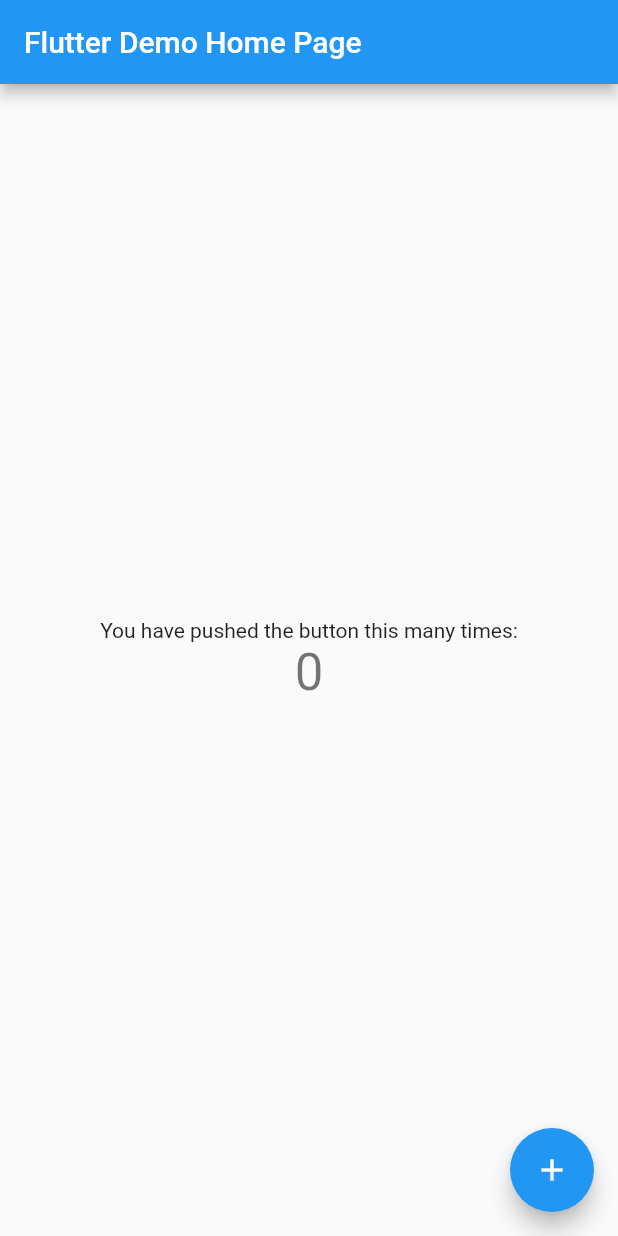
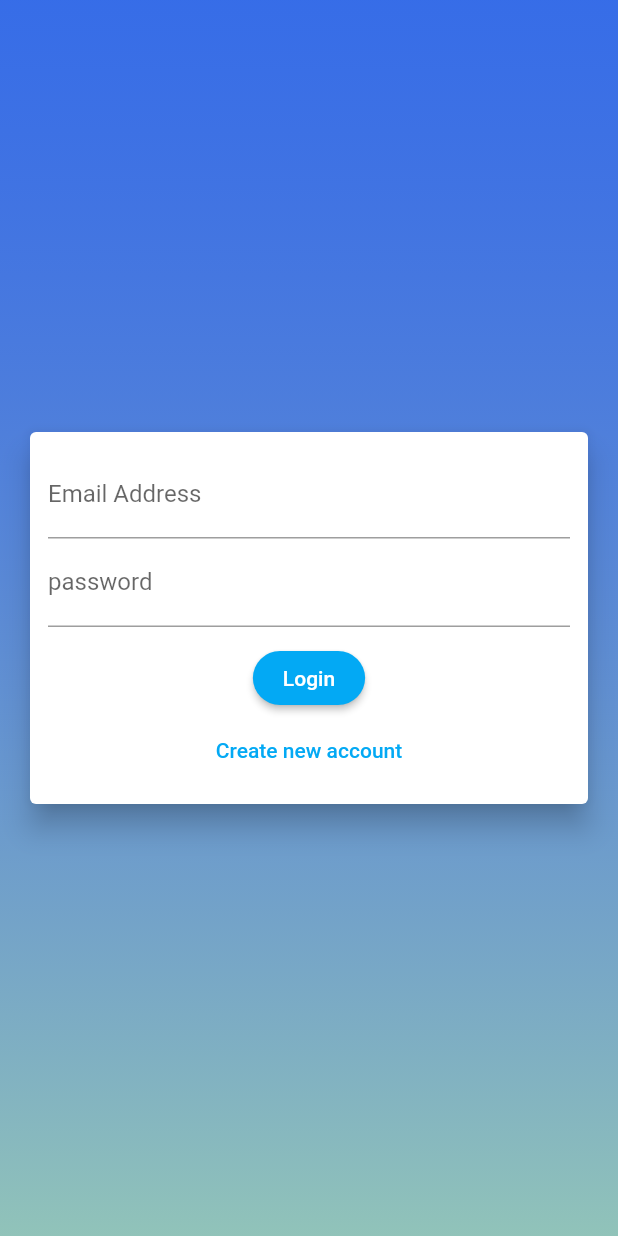
Before and after one commit to Abitdavy/flutter_chat_app, a Flutter app: the screen it shows after launch, on a phone screen of 412 x 824 dp. Run offline on Flutter 3.47's test engine with Material 2 defaults, Android fonts, the phone set to English and light mode, and no system bars; our stand-ins replace cloud_firestore, firebase_auth, firebase_core, firebase_storage, image_picker; accounts and stored records are empty.

Commit message:
second commit

```diff
--- a/lib/main.dart
+++ b/lib/main.dart
@@ -1,6 +1,12 @@
+import 'package:chat_app/screen/auth_screen.dart';
+import 'package:chat_app/screen/chat_screen.dart';
+import 'package:firebase_auth/firebase_auth.dart';
+import 'package:firebase_core/firebase_core.dart';
 import 'package:flutter/material.dart';
 
-void main() {
+void main() async {
+  WidgetsFlutterBinding.ensureInitialized();
+  await Firebase.initializeApp();
   runApp(const MyApp());
 }
 
@@ -11,105 +17,36 @@ class MyApp extends StatelessWidget {
   @override
   Widget build(BuildContext context) {
     return MaterialApp(
-      title: 'Flutter Demo',
+      debugShowCheckedModeBanner: false,
+      title: 'Flutter Chat App',
       theme: ThemeData(
-        // This is the theme of your application.
-        //
-        // Try running your application with "flutter run". You'll see the
-        // application has a blue toolbar. Then, without quitting the app, try
-        // changing the primarySwatch below to Colors.green and then invoke
-        // "hot reload" (press "r" in the console where you ran "flutter run",
-        // or simply save your changes to "hot reload" in a Flutter IDE).
-        // Notice that the counter didn't reset back to zero; the application
-        // is not restarted.
-        primarySwatch: Colors.blue,
+          backgroundColor: Colors.lightBlue,
+          colorScheme:
+              ColorScheme.fromSwatch(primarySwatch: Colors.lightBlue).copyWith(
+            secondary: Colors.deepPurple,
+          ),
+          elevatedButtonTheme: ElevatedButtonThemeData(
+            style: ElevatedButton.styleFrom(
+              padding: EdgeInsets.symmetric(horizontal: 20),
+              backgroundColor: Colors.lightBlue,
+              foregroundColor: Colors.white,
+              shape: RoundedRectangleBorder(
+                borderRadius: BorderRadius.circular(20),
+              ),
+            ),
+          ),
+          textButtonTheme: TextButtonThemeData(
+            style: TextButton.styleFrom(foregroundColor: Colors.lightBlue),
+          )),
+      home: StreamBuilder(
+        builder: (context, snapshot) {
+          if (snapshot.hasData) {
+            return ChatScreen();
+          }
+          return AuthScreen();
+        },
+        stream: FirebaseAuth.instance.authStateChanges(),
       ),
-      home: const MyHomePage(title: 'Flutter Demo Home Page'),
     );
   }
 }
-
-class MyHomePage extends StatefulWidget {
-  const MyHomePage({super.key, required this.title});
-
-  // This widget is the home page of your application. It is stateful, meaning
-  // that it has a State object (defined below) that contains fields that affect
-  // how it looks.
-
-  // This class is the configuration for the state. It holds the values (in this
-  // case the title) provided by the parent (in this case the App widget) and
-  // used by the build method of the State. Fields in a Widget subclass are
-  // always marked "final".
-
-  final String title;
-
-  @override
-  State<MyHomePage> createState() => _MyHomePageState();
-}
-
-class _MyHomePageState extends State<MyHomePage> {
-  int _counter = 0;
-
-  void _incrementCounter() {
-    setState(() {
-      // This call to setState tells the Flutter framework that something has
-      // changed in this State, which causes it to rerun the build method below
-      // so that the display can reflect the updated values. If we changed
-      // _counter without calling setState(), then the build method would not be
-      // called again, and so nothing would appear to happen.
-      _counter++;
-    });
-  }
-
-  @override
-  Widget build(BuildContext context) {
-    // This method is rerun every time setState is called, for instance as done
-    // by the _incrementCounter method above.
-    //
-    // The Flutter framework has been optimized to make rerunning build methods
-    // fast, so that you can just rebuild anything that needs updating rather
-    // than having to individually change instances of widgets.
-    return Scaffold(
-      appBar: AppBar(
-        // Here we take the value from the MyHomePage object that was created by
-        // the App.build method, and use it to set our appbar title.
-        title: Text(widget.title),
-      ),
-      body: Center(
-        // Center is a layout widget. It takes a single child and positions it
-        // in the middle of the parent.
-        child: Column(
-          // Column is also a layout widget. It takes a list of children and
-          // arranges them vertically. By default, it sizes itself to fit its
-          // children horizontally, and tries to be as tall as its parent.
-          //
-          // Invoke "debug painting" (press "p" in the console, choose the
-          // "Toggle Debug Paint" action from the Flutter Inspector in Android
-          // Studio, or the "Toggle Debug Paint" command in Visual Studio Code)
-          // to see the wireframe for each widget.
-          //
-          // Column has various properties to control how it sizes itself and
-          // how it positions its children. Here we use mainAxisAlignment to
-          // center the children vertically; the main axis here is the vertical
-          // axis because Columns are vertical (the cross axis would be
-          // horizontal).
-          mainAxisAlignment: MainAxisAlignment.center,
-          children: <Widget>[
-            const Text(
-              'You have pushed the button this many times:',
-            ),
-            Text(
-              '$_counter',
-              style: Theme.of(context).textTheme.headline4,
-            ),
-          ],
-        ),
-      ),
-      floatingActionButton: FloatingActionButton(
-        onPressed: _incrementCounter,
-        tooltip: 'Increment',
-        child: const Icon(Icons.add),
-      ), // This trailing comma makes auto-formatting nicer for build methods.
-    );
-  }
-}
--- /dev/null
+++ b/lib/screen/auth_screen.dart
@@ -0,0 +1,88 @@
+import 'dart:io';
+
+import 'package:chat_app/widgets/auth/auth_screen_widget.dart';
+import 'package:cloud_firestore/cloud_firestore.dart';
+import 'package:firebase_auth/firebase_auth.dart';
+import 'package:firebase_core/firebase_core.dart';
+import 'package:firebase_storage/firebase_storage.dart';
+import 'package:flutter/material.dart';
+
+class AuthScreen extends StatefulWidget {
+  @override
+  State<AuthScreen> createState() => _AuthScreenState();
+}
+
+class _AuthScreenState extends State<AuthScreen> {
+  final _auth = FirebaseAuth.instance;
+
+  void _submitForm(
+    String email,
+    String password,
+    String username,
+    bool isLogin,
+    File pickedImage,
+  ) async {
+    UserCredential authResult;
+    try {
+      if (isLogin) {
+        authResult = await _auth.signInWithEmailAndPassword(
+          email: email,
+          password: password,
+        );
+      } else {
+        authResult = await _auth.createUserWithEmailAndPassword(
+          email: email,
+          password: password,
+        );
+
+        final ref = FirebaseStorage.instance
+            .ref()
+            .child('user_image')
+            .child(authResult.user!.uid + '.jpg');
+
+        await ref.putFile(pickedImage).whenComplete(() async {
+          final url = await ref.getDownloadURL();
+
+          await FirebaseFirestore.instance
+              .collection('Users')
+              .doc(authResult.user!.uid)
+              .set({
+            'username': username,
+            'email': email,
+            'imageUrl': url,
+          });
+        });
+      }
+    } on FirebaseAuthException catch (error) {
+      String? errorMessage = 'An error occured, please check your credentials!';
+      if (errorMessage != null) {
+        errorMessage = error.message;
+      }
+
+      showDialog(
+        context: context,
+        builder: (context) => AlertDialog(
+          content: Text(errorMessage!),
+          actions: [
+            ElevatedButton(
+              onPressed: () {
+                Navigator.of(context).pop();
+              },
+              child: Text('Okay'),
+            ),
+          ],
+        ),
+      );
+    } catch (error) {
+      print(error);
+    }
+  }
+
+  @override
+  Widget build(BuildContext context) {
+    return Scaffold(
+      backgroundColor: Theme.of(context).primaryColor,
+      body: AuthScreenWidget(_submitForm),
+    );
+  }
+}
--- /dev/null
+++ b/lib/widgets/auth/auth_screen_widget.dart
@@ -0,0 +1,198 @@
+// ignore_for_file: deprecated_member_use
+
+import 'dart:io';
+
+import 'package:chat_app/widgets/img_pickers/img_pickers.dart';
+import 'package:flutter/material.dart';
+
+class AuthScreenWidget extends StatefulWidget {
+  final Function(
+    String email,
+    String username,
+    String password,
+    bool isLogin,
+    File pickedImage,
+  ) submitForm;
+
+  AuthScreenWidget(this.submitForm);
+
+  @override
+  State<AuthScreenWidget> createState() => _AuthScreenWidgetState();
+}
+
+class _AuthScreenWidgetState extends State<AuthScreenWidget> {
+  final _formKey = GlobalKey<FormState>();
+  var _isLogin = true;
+  var _showSpinner = false;
+  String? _userEmail = '';
+  String? _userName = '';
+  String? _userPassword = '';
+  File? _userImageFile;
+
+  void _pickedImage(File image) {
+    _userImageFile = image;
+  }
+
+  void _trySubmit() async {
+    final isValid = _formKey.currentState!.validate();
+    FocusScope.of(context).unfocus();
+
+    if (_userImageFile == null && !_isLogin) {
+      ScaffoldMessenger.of(context).showSnackBar(
+        SnackBar(
+          content: Text('Please pick an image'),
+          backgroundColor: Theme.of(context).errorColor,
+        ),
+      );
+      return;
+    }
+
+    if (isValid) {
+      _formKey.currentState!.save();
+      setState(() {
+        _showSpinner = true;
+      });
+      await widget.submitForm(
+        _userEmail!.trim(),
+        _userPassword!.trim(),
+        _userName!.trim(),
+        _isLogin,
+        _userImageFile!,
+      );
+      setState(() {
+        _showSpinner = false;
+      });
+    }
+  }
+
+  @override
+  Widget build(BuildContext context) {
+    return Stack(
+      children: [
+        Container(
+          decoration: BoxDecoration(
+            gradient: LinearGradient(
+              colors: [
+                const Color.fromARGB(255, 76, 68, 220).withOpacity(0.5),
+                const Color.fromARGB(255, 157, 200, 179).withOpacity(0.9),
+              ],
+              begin: Alignment.topCenter,
+              end: Alignment.bottomCenter,
+            ),
+          ),
+        ),
+        Center(
+          child: AnimatedSize(
+            //curve: Curves.easeInOut,
+            duration: Duration(milliseconds: 300),
+            child: Card(
+              margin: const EdgeInsets.all(20),
+              elevation: 8,
+              child: _showSpinner
+                  ? Center(
+                      child: CircularProgressIndicator(),
+                    )
+                  : SingleChildScrollView(
+                      child: Padding(
+                        padding: const EdgeInsets.all(12),
+                        child: Form(
+                          key: _formKey,
+                          child: Column(
+                            mainAxisSize: MainAxisSize.max,
+                            children: [
+                              if (!_isLogin) ImgPicker(_pickedImage),
+                              TextFormField(
+                                key: ValueKey('Email'),
+                                keyboardType: TextInputType.emailAddress,
+                                decoration: const InputDecoration(
+                                  labelText: 'Email Address',
+                                ),
+                                validator: (value) {
+                                  if (value!.isEmpty || !value.contains('@')) {
+                                    return 'Please enter a valid email address';
+                                  }
+                                  return null;
+                                },
+                                onSaved: (value) {
+                                  _userEmail = value;
+                                },
+                              ),
+                              if (!_isLogin)
+                                TextFormField(
+                                  key: ValueKey('Username'),
+                                  decoration: const InputDecoration(
+                                      labelText: 'Username'),
+                                  validator: (value) {
+                                    if (value!.isEmpty || value.length < 4) {
+                                      return 'Username must be more than 4 characters';
+                                    }
+                                    return null;
+                                  },
+                                  onSaved: (value) {
+                                    _userName = value;
+                                  },
+                                ),
+                              TextFormField(
+                                key: ValueKey('Password'),
+                                decoration: const InputDecoration(
+                                    labelText: 'password'),
+                                obscureText: true,
+                                validator: (value) {
+                                  if (value!.isEmpty || value.length < 7) {
+                                    return 'Password must be more than 7 characters';
+                                  }
+                                  return null;
+                                },
+                                onChanged: (value) {
+                                  _userPassword = value;
+                                },
+                                onSaved: (value) {
+                                  _userPassword = value;
+                                },
+                              ),
+                              if (!_isLogin)
+                                TextFormField(
+                                  key: ValueKey('Confirm Password'),
+                                  decoration: const InputDecoration(
+                                      labelText: 'confirm password'),
+                                  obscureText: true,
+                                  validator: (value) {
+                                    if (value != _userPassword ||
+                                        value!.isEmpty) {
+                                      return 'password doesnt match';
+                                    }
+                                    return null;
+                                  },
+                                  onSaved: (value) {
+                                    _userPassword = value;
+                                  },
+                                ),
+                              const SizedBox(
+                                height: 10,
+                              ),
+                              ElevatedButton(
+                                onPressed: _trySubmit,
+                                child: Text(_isLogin ? 'Login' : 'Signup'),
+                              ),
+                              TextButton(
+                                onPressed: () {
+                                  setState(() {
+                                    _isLogin = !_isLogin;
+                                  });
+                                },
+                                child: Text(_isLogin
+                                    ? 'Create new account'
+                                    : 'Already have account? Login'),
+                              )
+                            ],
+                          ),
+                        ),
+                      ),
+                    ),
+            ),
+          ),
+        ),
+      ],
+    );
+  }
+}
```
Also changed, not shown: lib/screen/chat_screen.dart (added, +79 -0 lines), lib/widgets/chat/chat_message.dart (added, +47 -0 lines), lib/widgets/chat/message_bubble.dart (added, +57 -0 lines), lib/widgets/chat/new_message.dart (added, +61 -0 lines), lib/widgets/img_pickers/img_pickers.dart (added, +46 -0 lines), pubspec.yaml (+5 -2 lines), pubspec.lock, 5 other files.
